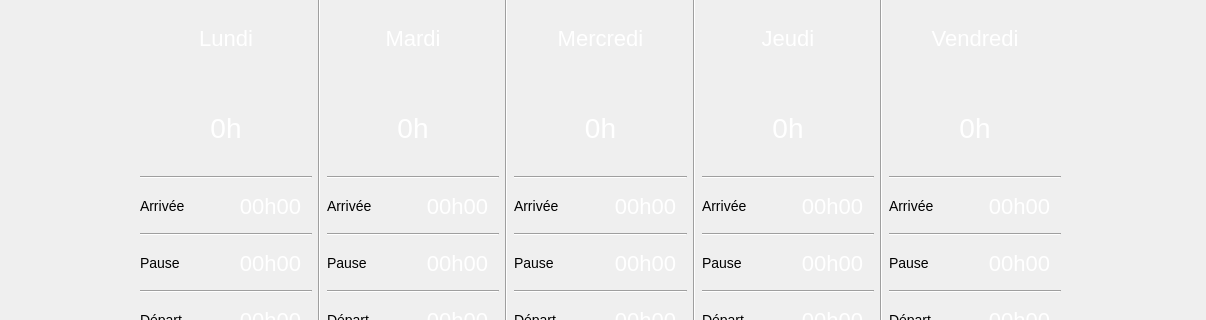
alexlegarnd/Chronos, file ui/mainwindow.ui: the form before one commit; both pictures show x 0 to 1206 and y 186 to 506 of the 1206 by 662 pixel window.
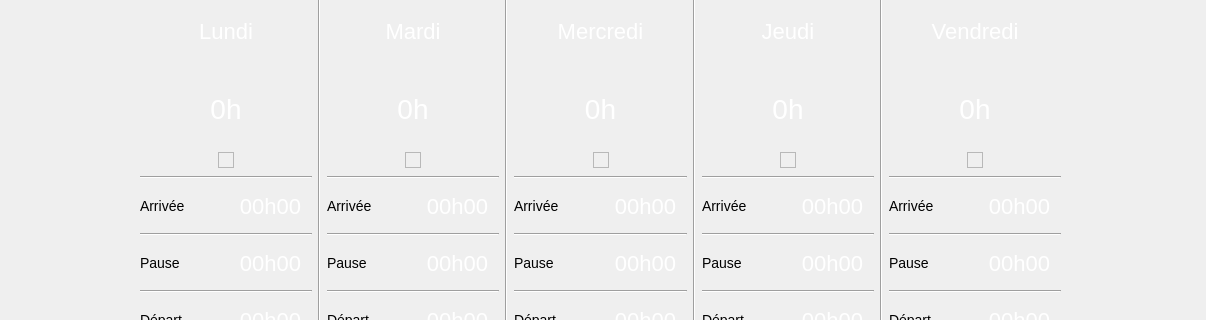
The form after the commit. Icons and pictures are not drawn.

The edit to the form file:
```diff
--- a/ui/mainwindow.ui
+++ b/ui/mainwindow.ui
@@ -394,6 +394,61 @@
          </property>
         </widget>
        </item>
+       <item>
+        <layout class="QHBoxLayout" name="horizontalLayout_21">
+         <item>
+          <spacer name="horizontalSpacer_3">
+           <property name="orientation">
+            <enum>Qt::Horizontal</enum>
+           </property>
+           <property name="sizeHint" stdset="0">
+            <size>
+             <width>40</width>
+             <height>20</height>
+            </size>
+           </property>
+          </spacer>
+         </item>
+         <item>
+          <widget class="QFrame" name="mondayValidate">
+           <property name="minimumSize">
+            <size>
+             <width>16</width>
+             <height>16</height>
+            </size>
+           </property>
+           <property name="maximumSize">
+            <size>
+             <width>16</width>
+             <height>16</height>
+            </size>
+           </property>
+           <property name="styleSheet">
+            <string notr="true">border-image: url(:/clock/pictures/validate.png) 0 0 0 0 stretch stretch;</string>
+           </property>
+           <property name="frameShape">
+            <enum>QFrame::StyledPanel</enum>
+           </property>
+           <property name="frameShadow">
+            <enum>QFrame::Raised</enum>
+           </property>
+          </widget>
+         </item>
+         <item>
+          <spacer name="horizontalSpacer_4">
+           <property name="orientation">
+            <enum>Qt::Horizontal</enum>
+           </property>
+           <property name="sizeHint" stdset="0">
+            <size>
+             <width>40</width>
+             <height>20</height>
+            </size>
+           </property>
+          </spacer>
+         </item>
+        </layout>
+       </item>
        <item>
         <widget class="Line" name="line_8">
          <property name="orientation">
@@ -592,6 +647,61 @@
          </property>
         </widget>
        </item>
+       <item>
+        <layout class="QHBoxLayout" name="horizontalLayout_22">
+         <item>
+          <spacer name="horizontalSpacer_5">
+           <property name="orientation">
+            <enum>Qt::Horizontal</enum>
+           </property>
+           <property name="sizeHint" stdset="0">
+            <size>
+             <width>40</width>
+             <height>20</height>
+            </size>
+           </property>
+          </spacer>
+         </item>
+         <item>
+          <widget class="QFrame" name="tuesdayValidate">
+           <property name="minimumSize">
+            <size>
+             <width>16</width>
+             <height>16</height>
+            </size>
+           </property>
+           <property name="maximumSize">
+            <size>
+             <width>16</width>
+             <height>16</height>
+            </size>
+           </property>
+           <property name="styleSheet">
+            <string notr="true">border-image: url(:/clock/pictures/validate.png) 0 0 0 0 stretch stretch;</string>
+           </property>
+           <property name="frameShape">
+            <enum>QFrame::StyledPanel</enum>
+           </property>
+           <property name="frameShadow">
+            <enum>QFrame::Raised</enum>
+           </property>
+          </widget>
+         </item>
+         <item>
+          <spacer name="horizontalSpacer_6">
+           <property name="orientation">
+            <enum>Qt::Horizontal</enum>
+           </property>
+           <property name="sizeHint" stdset="0">
+            <size>
+             <width>40</width>
+             <height>20</height>
+            </size>
+           </property>
+          </spacer>
+         </item>
+        </layout>
+       </item>
        <item>
         <widget class="Line" name="line_19">
          <property name="orientation">
@@ -790,6 +900,61 @@
          </property>
         </widget>
        </item>
+       <item>
+        <layout class="QHBoxLayout" name="horizontalLayout_23">
+         <item>
+          <spacer name="horizontalSpacer_7">
+           <property name="orientation">
+            <enum>Qt::Horizontal</enum>
+           </property>
+           <property name="sizeHint" stdset="0">
+            <size>
+             <width>40</width>
+             <height>20</height>
+            </size>
+           </property>
+          </spacer>
+         </item>
+         <item>
+          <widget class="QFrame" name="wednesdayValidate">
+           <property name="minimumSize">
+            <size>
+             <width>16</width>
+             <height>16</height>
+            </size>
+           </property>
+           <property name="maximumSize">
+            <size>
+             <width>16</width>
+             <height>16</height>
+            </size>
+           </property>
+           <property name="styleSheet">
+            <string notr="true">border-image: url(:/clock/pictures/validate.png) 0 0 0 0 stretch stretch;</string>
+           </property>
+           <property name="frameShape">
+            <enum>QFrame::StyledPanel</enum>
+           </property>
+           <property name="frameShadow">
+            <enum>QFrame::Raised</enum>
+           </property>
+          </widget>
+         </item>
+         <item>
+          <spacer name="horizontalSpacer_8">
+           <property name="orientation">
+            <enum>Qt::Horizontal</enum>
+           </property>
+           <property name="sizeHint" stdset="0">
+            <size>
+             <width>40</width>
+             <height>20</height>
+            </size>
+           </property>
+          </spacer>
+         </item>
+        </layout>
+       </item>
        <item>
         <widget class="Line" name="line_20">
          <property name="orientation">
@@ -988,6 +1153,61 @@
          </property>
         </widget>
        </item>
+       <item>
+        <layout class="QHBoxLayout" name="horizontalLayout_24">
+         <item>
+          <spacer name="horizontalSpacer_9">
+           <property name="orientation">
+            <enum>Qt::Horizontal</enum>
+           </property>
+           <property name="sizeHint" stdset="0">
+            <size>
+             <width>40</width>
+             <height>20</height>
+            </size>
+           </property>
+          </spacer>
+         </item>
+         <item>
+          <widget class="QFrame" name="thurdayValidate">
+           <property name="minimumSize">
+            <size>
+             <width>16</width>
+             <height>16</height>
+            </size>
+           </property>
+           <property name="maximumSize">
+            <size>
+             <width>16</width>
+             <height>16</height>
+            </size>
+           </property>
+           <property name="styleSheet">
+            <string notr="true">border-image: url(:/clock/pictures/validate.png) 0 0 0 0 stretch stretch;</string>
+           </property>
+           <property name="frameShape">
+            <enum>QFrame::StyledPanel</enum>
+           </property>
+           <property name="frameShadow">
+            <enum>QFrame::Raised</enum>
+           </property>
+          </widget>
+         </item>
+         <item>
+          <spacer name="horizontalSpacer_10">
+           <property name="orientation">
+            <enum>Qt::Horizontal</enum>
+           </property>
+           <property name="sizeHint" stdset="0">
+            <size>
+             <width>40</width>
+             <height>20</height>
+            </size>
+           </property>
+          </spacer>
+         </item>
+        </layout>
+       </item>
        <item>
         <widget class="Line" name="line_21">
          <property name="orientation">
@@ -1186,6 +1406,61 @@
          </property>
         </widget>
        </item>
+       <item>
+        <layout class="QHBoxLayout" name="horizontalLayout_20">
+         <item>
+          <spacer name="horizontalSpacer">
+           <property name="orientation">
+            <enum>Qt::Horizontal</enum>
+           </property>
+           <property name="sizeHint" stdset="0">
+            <size>
+             <width>40</width>
+             <height>20</height>
+            </size>
+           </property>
+          </spacer>
+         </item>
+         <item>
+          <widget class="QFrame" name="fridayValidate">
+           <property name="minimumSize">
+            <size>
+             <width>16</width>
+             <height>16</height>
+            </size>
+           </property>
+           <property name="maximumSize">
+            <size>
+             <width>16</width>
+             <height>16</height>
+            </size>
+           </property>
+           <property name="styleSheet">
+            <string notr="true">border-image: url(:/clock/pictures/validate.png) 0 0 0 0 stretch stretch;</string>
+           </property>
+           <property name="frameShape">
+            <enum>QFrame::StyledPanel</enum>
+           </property>
+           <property name="frameShadow">
+            <enum>QFrame::Raised</enum>
+           </property>
+          </widget>
+         </item>
+         <item>
+          <spacer name="horizontalSpacer_2">
+           <property name="orientation">
+            <enum>Qt::Horizontal</enum>
+           </property>
+           <property name="sizeHint" stdset="0">
+            <size>
+             <width>40</width>
+             <height>20</height>
+            </size>
+           </property>
+          </spacer>
+         </item>
+        </layout>
+       </item>
        <item>
         <widget class="Line" name="line_22">
          <property name="orientation">
```
